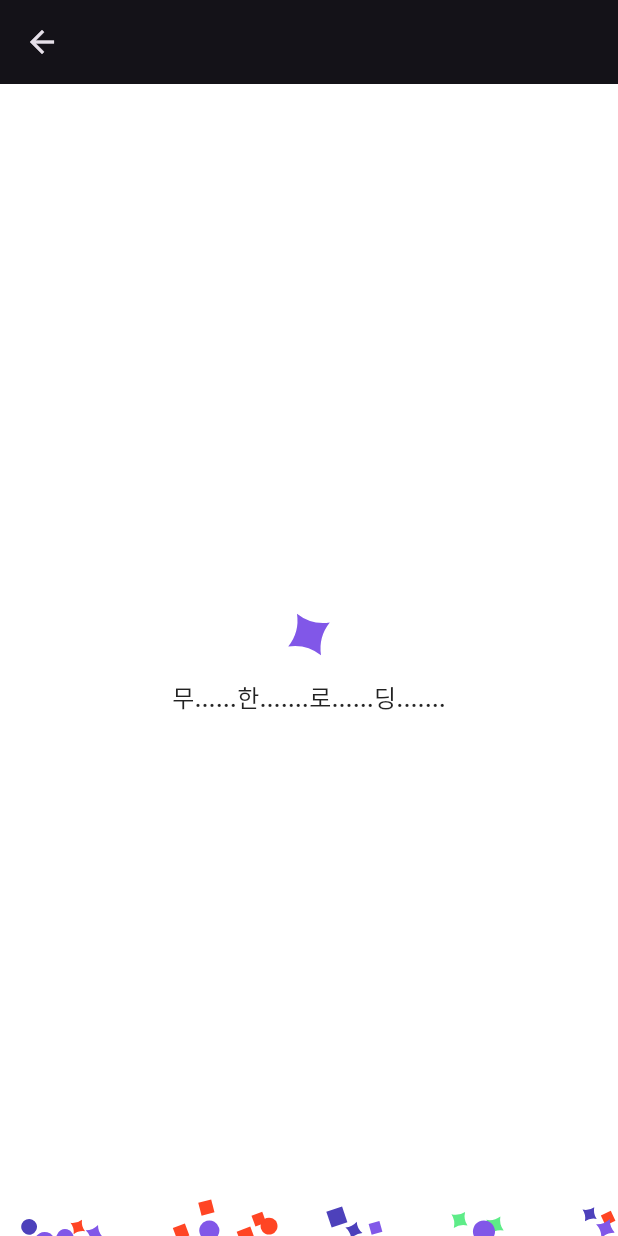
After one commit to JooSeunghyeon/Flutter-Animation, a Flutter app: the screen it shows after launch, after a tap on "ParticlesSparkLoaderDemo", on a phone screen of 412 x 824 dp. The commit adds this screen. Run offline on Flutter 3.47's test engine with Material 3 defaults, Android fonts, the phone set to English and light mode, and no system bars.

Commit message:
Particles 추가

```diff
--- a/lib/main.dart
+++ b/lib/main.dart
@@ -9,6 +9,7 @@ import 'package:flutter_animation/fx_12_rotating_text/text_rotate_widget.dart';
 import 'package:flutter_animation/fx_7_border_beam/border_bean_widget.dart';
 import 'package:flutter_animation/fx_8_meteor_border/meteors_widget.dart';
 import 'package:flutter_animation/globe/3d_cloude_widget.dart';
+import 'package:flutter_animation/particles-spark-loader%20/particles_spark_loader_widget.dart';
 import 'package:flutter_animation/particles/particles_demo.dart';
 import 'package:flutter_animation/visibility/blur_fade.dart';
 
@@ -154,6 +155,15 @@ class HomeScreen extends StatelessWidget {
                 )),
                 child: Text('Particles'),
               ),
+
+              MaterialButton(
+                onPressed: () => Navigator.push(context, MaterialPageRoute(
+                  builder: (context) {
+                    return const ParticlesSparkLoaderDemo();
+                  },
+                )),
+                child: Text('ParticlesSparkLoaderDemo'),
+              ),
             ],
           ),
         ),
--- /dev/null
+++ b/lib/particles-spark-loader /particles_github_spark.dart
@@ -0,0 +1,274 @@
+import 'dart:math' as math;
+import 'package:flutter/material.dart';
+
+enum ParticleShape { circle, star, diamond }
+
+class RisingParticles extends StatefulWidget {
+  final int quantity;
+  final List<Color> colors;
+  final double maxSize;
+  final double minSize;
+
+  const RisingParticles({
+    super.key,
+    this.quantity = 50,
+    this.colors = const [
+      Color(0xFF4C40BB), // Deep purple/blue
+      Color(0xFF5DEC88), // Bright green
+      Color(0xFFFF4423), // Bright red/orange
+      Color(0xFF8157E8), // Bright purple
+    ],
+    this.maxSize = 8,
+    this.minSize = 3,
+  });
+
+  @override
+  State<RisingParticles> createState() => _RisingParticlesState();
+}
+
+class _RisingParticlesState extends State<RisingParticles>
+    with SingleTickerProviderStateMixin {
+  late AnimationController _controller;
+  List<RisingParticle> particles = [];
+  Size canvasSize = Size.zero;
+  final math.Random random = math.Random();
+
+  @override
+  void initState() {
+    super.initState();
+    _controller = AnimationController(
+      vsync: this,
+      duration: const Duration(seconds: 4),
+    )..repeat();
+    _controller.addListener(_updateParticles);
+  }
+
+  @override
+  void dispose() {
+    _controller.dispose();
+    super.dispose();
+  }
+
+  void _initParticles() {
+    particles.clear();
+    for (int i = 0; i < widget.quantity; i++) {
+      particles.add(_createParticle());
+    }
+  }
+
+  RisingParticle _createParticle({double initialProgress = 0.0}) {
+    final x = random.nextDouble() * canvasSize.width;
+    final y = canvasSize.height +
+        random.nextDouble() * 20;
+
+    final cp1x = x +
+        (random.nextDouble() * 60 + 30) *
+            (random.nextBool() ? 1 : -1); // Moderate horizontal displacement
+    final cp1y = canvasSize.height * 0.8; // Slightly higher first control point
+
+    final cp2x = x +
+        (random.nextDouble() * 60 + 30) *
+            (cp1x < x ? 1 : -1); // Opposite direction, moderate displacement
+    final cp2y = canvasSize.height * 0.65; // Adjusted second control point
+
+    return RisingParticle(
+      startX: x,
+      startY: y,
+      controlPoint1: Offset(cp1x, cp1y),
+      controlPoint2: Offset(cp2x, cp2y),
+      endX: x + (random.nextDouble() - 0.5) * 50,
+      endY: canvasSize.height * 0.5, // Half screen height
+      size: random.nextDouble() * (widget.maxSize - widget.minSize) +
+          widget.minSize,
+      color: widget.colors[random.nextInt(widget.colors.length)],
+      shape: ParticleShape.values[random.nextInt(ParticleShape.values.length)],
+      progress: initialProgress, // Random initial progress
+      speed: 0.2 + random.nextDouble() * 0.3, // Random speed
+    );
+  }
+
+  void _updateParticles() {
+    for (final particle in particles) {
+      particle.progress += particle.speed / 120;
+
+      if (particle.progress >= 1.0) {
+        // Reset particle when it reaches the top
+        final index = particles.indexOf(particle);
+        particles[index] = _createParticle();
+      }
+    }
+    setState(() {});
+  }
+
+  @override
+  Widget build(BuildContext context) {
+    return LayoutBuilder(
+      builder: (context, constraints) {
+        canvasSize = Size(constraints.maxWidth, constraints.maxHeight);
+        if (particles.isEmpty) {
+          _initParticles();
+        }
+
+        return CustomPaint(
+          size: Size.infinite,
+          painter: RisingParticlesPainter(
+            particles: particles,
+          ),
+        );
+      },
+    );
+  }
+}
+
+class RisingParticlesPainter extends CustomPainter {
+  final List<RisingParticle> particles;
+
+  RisingParticlesPainter({required this.particles});
+
+  @override
+  void paint(Canvas canvas, Size size) {
+    for (final particle in particles) {
+      final paint = Paint()
+        ..color = particle.color.withOpacity(easedOpacity(particle.progress))
+        ..style = PaintingStyle.fill;
+
+      final path = Path();
+      final currentPoint = _calculateBezierPoint(
+        particle.progress,
+        Offset(particle.startX, particle.startY),
+        particle.controlPoint1,
+        particle.controlPoint2,
+        Offset(particle.endX, particle.endY),
+      );
+
+      // Save the current canvas state
+      canvas.save();
+
+      // Translate to the particle position, rotate, then translate back
+      canvas.translate(currentPoint.dx, currentPoint.dy);
+      canvas.rotate(particle.progress * 4 * math.pi); // 2 full rotations
+      canvas.translate(-currentPoint.dx, -currentPoint.dy);
+
+      final easedSizeValue = easedSize(particle.progress, particle.size);
+      switch (particle.shape) {
+        case ParticleShape.circle:
+          canvas.drawCircle(currentPoint, easedSizeValue, paint);
+          break;
+        case ParticleShape.star:
+          _drawStar(canvas, currentPoint, easedSizeValue, paint);
+          break;
+        case ParticleShape.diamond:
+          _drawDiamond(canvas, currentPoint, easedSizeValue, paint);
+          break;
+      }
+
+      canvas.restore();
+    }
+  }
+
+  double easedOpacity(double progress) {
+    return 1.0 - Curves.easeIn.transform(progress);
+  }
+
+  double easedSize(double progress, size) {
+    const minSize = 0.3; // Minimum scale (30%)
+    final easedProgress = Curves.easeIn.transform(progress);
+    return size * (1.0 - ((1.0 - minSize) * easedProgress));
+  }
+
+  Offset _calculateBezierPoint(
+      double t, Offset start, Offset c1, Offset c2, Offset end) {
+    final t1 = math.pow(1 - t, 3).toDouble();
+    final t2 = 3 * math.pow(1 - t, 2) * t;
+    final t3 = 3 * (1 - t) * math.pow(t, 2);
+    final t4 = math.pow(t, 3).toDouble();
+
+    final x = t1 * start.dx + t2 * c1.dx + t3 * c2.dx + t4 * end.dx;
+    final y = t1 * start.dy + t2 * c1.dy + t3 * c2.dy + t4 * end.dy;
+
+    return Offset(x, y);
+  }
+
+  void _drawStar(Canvas canvas, Offset center, double size, Paint paint) {
+    final path = Path();
+    final double fullSize = size;
+
+    // Control point distance for the quadratic curves
+    // This controls how much the sides curve inward
+    final double controlPointDistance = fullSize * 0.4;
+
+    for (int i = 0; i < 4; i++) {
+      final angle = (i * math.pi / 2); // 90 degree rotation for each point
+
+      // Calculate point position
+      final pointX = center.dx + math.cos(angle) * fullSize;
+      final pointY = center.dy + math.sin(angle) * fullSize;
+
+      if (i == 0) {
+        path.moveTo(pointX, pointY);
+      } else {
+        // Calculate control point for the quadratic curve
+        final prevAngle = ((i - 1) * math.pi / 2);
+        final midAngle = prevAngle + math.pi / 4; // Halfway between points
+
+        final controlX = center.dx + math.cos(midAngle) * controlPointDistance;
+        final controlY = center.dy + math.sin(midAngle) * controlPointDistance;
+
+        // Draw curved line to next point
+        path.quadraticBezierTo(controlX, controlY, pointX, pointY);
+      }
+    }
+
+    // Close the path with final curve
+    final controlX =
+        center.dx + math.cos(7 * math.pi / 4) * controlPointDistance;
+    final controlY =
+        center.dy + math.sin(7 * math.pi / 4) * controlPointDistance;
+
+    path.quadraticBezierTo(controlX, controlY, center.dx + fullSize, center.dy);
+
+    paint.style = PaintingStyle.fill;
+    canvas.drawPath(path, paint);
+  }
+
+  void _drawDiamond(Canvas canvas, Offset center, double size, Paint paint) {
+    final path = Path()
+      ..moveTo(center.dx, center.dy - size)
+      ..lineTo(center.dx + size, center.dy)
+      ..lineTo(center.dx, center.dy + size)
+      ..lineTo(center.dx - size, center.dy)
+      ..close();
+    canvas.drawPath(path, paint);
+  }
+
+  @override
+  bool shouldRepaint(RisingParticlesPainter oldDelegate) => true;
+}
+
+class RisingParticle {
+  final double startX;
+  final double startY;
+  final Offset controlPoint1;
+  final Offset controlPoint2;
+  final double endX;
+  final double endY;
+  final double size;
+  final Color color;
+  final ParticleShape shape;
+  double progress;
+  final double speed;
+
+  RisingParticle({
+    required this.startX,
+    required this.startY,
+    required this.controlPoint1,
+    required this.controlPoint2,
+    required this.endX,
+    required this.endY,
+    required this.size,
+    required this.color,
+    required this.shape,
+    required this.progress,
+    required this.speed,
+  });
+}
--- /dev/null
+++ b/lib/particles-spark-loader /particles_spark_loader.dart
@@ -0,0 +1,166 @@
+import 'dart:math' as math;
+import 'package:flutter/material.dart';
+
+class StepRotatingShape extends StatefulWidget {
+  final double size;
+  final Duration rotationDuration;
+  final Duration pauseDuration;
+  final Color color;
+
+  const StepRotatingShape({
+    super.key,
+    this.size = 100,
+    this.rotationDuration = const Duration(milliseconds: 300),
+    this.pauseDuration = const Duration(milliseconds: 200),
+    this.color = const Color(0xFF8157E8),
+  });
+
+  @override
+  State<StepRotatingShape> createState() => _StepRotatingShapeState();
+}
+
+class _StepRotatingShapeState extends State<StepRotatingShape>
+    with SingleTickerProviderStateMixin {
+  late AnimationController _controller;
+  late Animation<double> _rotationAnimation;
+  int _currentStep = 0;
+
+  @override
+  void initState() {
+    super.initState();
+    _controller = AnimationController(
+      duration: widget.rotationDuration,
+      vsync: this,
+    );
+
+    _rotationAnimation = Tween<double>(
+      begin: 0,
+      end: math.pi / 2,
+    ).animate(CurvedAnimation(
+      parent: _controller,
+      curve: Curves.easeOutBack,
+    ));
+
+    _controller.addStatusListener((status) {
+      if (status == AnimationStatus.completed) {
+        _startNextRotation();
+      }
+    });
+
+    _startRotation();
+  }
+
+  void _startNextRotation() async {
+    await Future.delayed(widget.pauseDuration);
+    if (!mounted) return;
+
+    _currentStep = (_currentStep + 1) % 4;
+    if (_currentStep == 0) {
+      _controller.value = 0;
+    }
+    _startRotation();
+  }
+
+  void _startRotation() {
+    if (!mounted) return;
+    _controller.forward(from: 0);
+  }
+
+  @override
+  void dispose() {
+    _controller.dispose();
+    super.dispose();
+  }
+
+  @override
+  Widget build(BuildContext context) {
+    return SizedBox(
+      width: widget.size,
+      height: widget.size,
+      child: AnimatedBuilder(
+        animation: _controller,
+        builder: (context, child) {
+          return CustomPaint(
+            size: Size(widget.size, widget.size),
+            painter: StarPainter(
+              rotationAngle:
+              _currentStep * (math.pi / 2) + _rotationAnimation.value,
+              color: widget.color,
+            ),
+          );
+        },
+      ),
+    );
+  }
+}
+
+class StarPainter extends CustomPainter {
+  final double rotationAngle;
+  final Color color;
+
+  StarPainter({
+    required this.rotationAngle,
+    required this.color,
+  });
+
+  void _drawStar(Canvas canvas, Offset center, double size, Paint paint) {
+    final path = Path();
+    final double fullSize =
+        size * 0.8;
+    final double controlPointDistance = fullSize * 0.4;
+
+    canvas.save();
+    canvas.translate(center.dx, center.dy);
+    canvas.rotate(rotationAngle);
+    canvas.translate(-center.dx, -center.dy);
+
+    for (int i = 0; i < 4; i++) {
+      final angle = (i * math.pi / 2);
+
+      final pointX = center.dx + math.cos(angle) * fullSize;
+      final pointY = center.dy + math.sin(angle) * fullSize;
+
+      if (i == 0) {
+        path.moveTo(pointX, pointY);
+      } else {
+        final prevAngle = ((i - 1) * math.pi / 2);
+        final midAngle = prevAngle + math.pi / 4;
+
+        final controlX = center.dx + math.cos(midAngle) * controlPointDistance;
+        final controlY = center.dy + math.sin(midAngle) * controlPointDistance;
+
+        path.quadraticBezierTo(controlX, controlY, pointX, pointY);
+      }
+    }
+
+    final controlX =
+        center.dx + math.cos(7 * math.pi / 4) * controlPointDistance;
+    final controlY =
+        center.dy + math.sin(7 * math.pi / 4) * controlPointDistance;
+
+    path.quadraticBezierTo(controlX, controlY, center.dx + fullSize, center.dy);
+
+    paint.style = PaintingStyle.fill;
+    canvas.drawPath(path, paint);
+    canvas.restore();
+  }
+
+  @override
+  void paint(Canvas canvas, Size size) {
+    final paint = Paint()
+      ..color = color
+      ..style = PaintingStyle.fill;
+
+    final center = Offset(size.width / 2, size.height / 2);
+    final shapeSize = size.width /
+        2;
+
+    _drawStar(canvas, center, shapeSize, paint);
+  }
+
+  @override
+  bool shouldRepaint(StarPainter oldDelegate) {
+    return oldDelegate.rotationAngle != rotationAngle ||
+        oldDelegate.color != color;
+  }
+}
--- /dev/null
+++ b/lib/particles-spark-loader /particles_spark_loader_widget.dart
@@ -0,0 +1,65 @@
+import 'package:flutter/material.dart';
+import 'package:flutter_animation/particles-spark-loader%20/particles_github_spark.dart';
+import 'package:flutter_animation/particles-spark-loader%20/particles_spark_loader.dart';
+
+class ParticlesSparkLoaderDemo extends StatefulWidget {
+  const ParticlesSparkLoaderDemo({Key? key}) : super(key: key);
+
+  @override
+  State<ParticlesSparkLoaderDemo> createState() => _ParticlesDemoState();
+}
+
+class _ParticlesDemoState extends State<ParticlesSparkLoaderDemo> {
+  @override
+  Widget build(BuildContext context) {
+    return Scaffold(
+      appBar: AppBar(),
+      body: Container(
+        color: Colors.white,
+        height: double.infinity,
+        width: double.infinity,
+        child: ClipRRect(
+          borderRadius: BorderRadius.circular(8),
+          child: const Stack(
+            alignment: Alignment.center,
+            children: [
+              Column(
+                mainAxisAlignment: MainAxisAlignment.center,
+                children: [
+                  SizedBox(
+                    width: 40,
+                    height: 40,
+                    child: StepRotatingShape(
+                      size: 25,
+                      rotationDuration: Duration(
+                          milliseconds: 600), // Duration of each 45° rotation
+                      pauseDuration: Duration(
+                          milliseconds: 300), // Pause duration between rotations
+                      color: Color(0xFF8157E8),
+                    ),
+                  ),
+                  SizedBox(height: 10),
+                  Text(
+                    '무......한.......로......딩.......',
+                    style: TextStyle(
+                      color: Colors.black87,
+                      fontSize: 16,
+                      fontWeight: FontWeight.w500,
+                    ),
+                  ),
+                ],
+              ),
+              Positioned.fill(
+                child: RisingParticles(
+                  quantity: 20,
+                  maxSize: 8,
+                  minSize: 5,
+                ),
+              ),
+            ],
+          ),
+        ),
+      ),
+    );
+  }
+}
```
